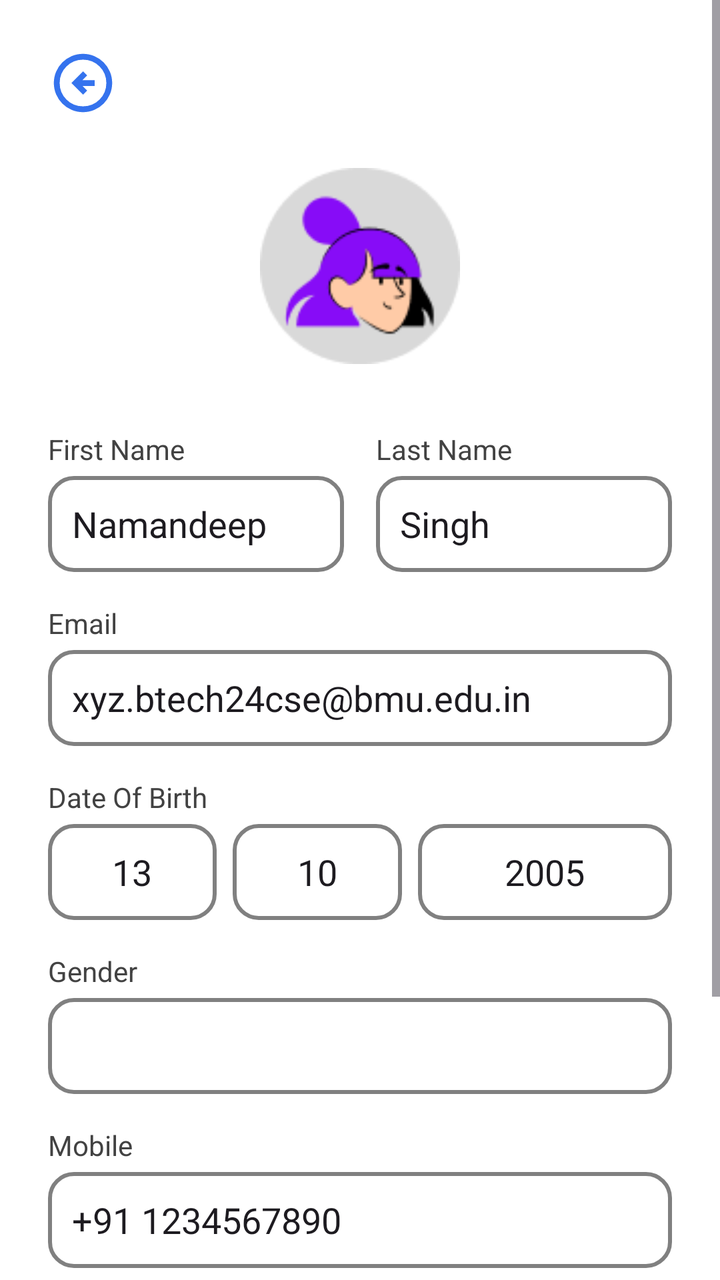
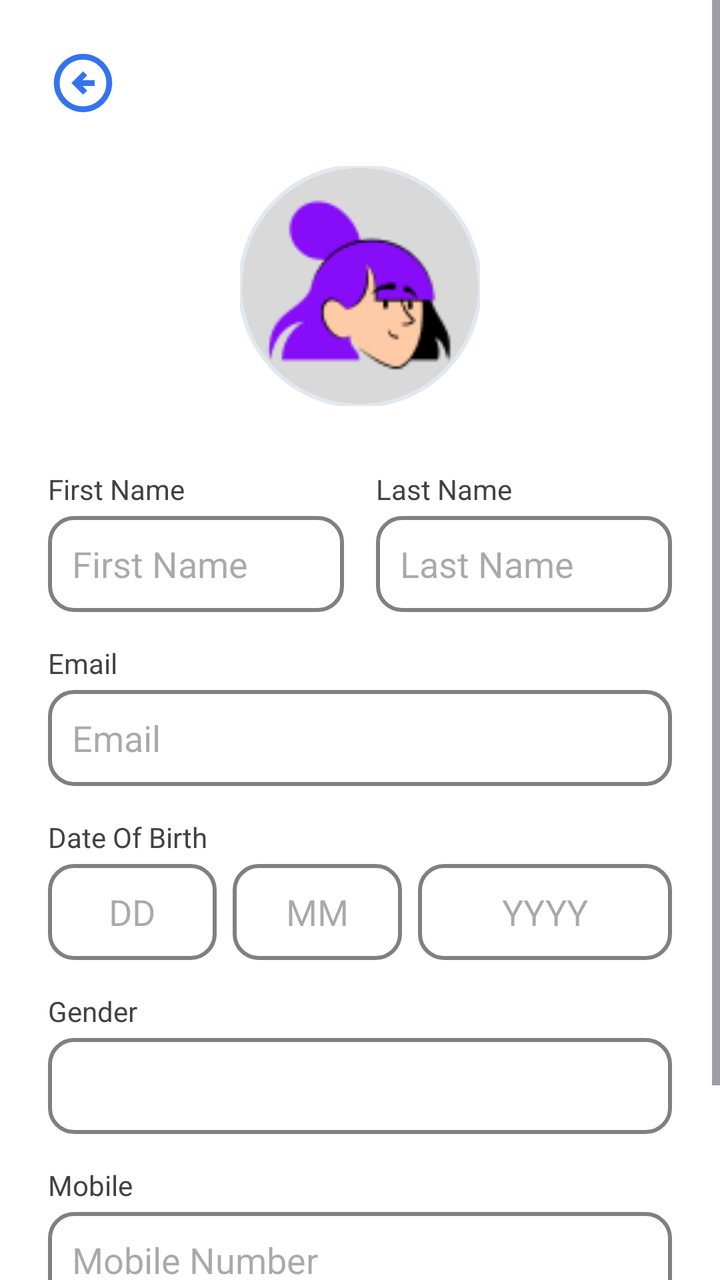

Two renders of the same Android screen: before a commit and after it. Below are the layout's source before the change and the commit's diff.
<!-- AndroidManifest.xml: application theme Theme.SwachhtaSarthi -->
<!-- res/layout/activity_profile.xml -->
<?xml version="1.0" encoding="utf-8"?>
<ScrollView xmlns:android="http://schemas.android.com/apk/res/android"
    xmlns:app="http://schemas.android.com/apk/res-auto"
    android:layout_width="match_parent"
    android:layout_height="match_parent"
    android:background="#FFFFFF"
    android:fillViewport="true">

    <LinearLayout
        android:layout_width="match_parent"
        android:layout_height="wrap_content"
        android:orientation="vertical"
        android:padding="24dp">

        <ImageView
            android:layout_width="35dp"
            android:layout_height="35dp"
            android:layout_marginBottom="24dp"
            android:src="@drawable/back_arrow"
            />

        <ImageView
            android:layout_width="100dp"
            android:layout_height="100dp"
            android:layout_gravity="center_horizontal"
            android:layout_marginBottom="32dp"
            android:src="@drawable/profile_image" />

        <LinearLayout
            android:layout_width="match_parent"
            android:layout_height="wrap_content"
            android:orientation="horizontal"
            android:baselineAligned="false"
            android:layout_marginBottom="16dp">

            <LinearLayout
                android:layout_width="0dp"
                android:layout_height="wrap_content"
                android:layout_weight="1"
                android:layout_marginEnd="8dp"
                android:orientation="vertical">

                <TextView
                    android:layout_width="wrap_content"
                    android:layout_height="wrap_content"
                    android:text="First Name"
                    android:textColor="#424242"
                    android:layout_marginBottom="4dp"/>

                <EditText
                    android:layout_width="match_parent"
                    android:layout_height="48dp"
                    android:background="@drawable/border_grey"
                    android:paddingHorizontal="12dp"
                    android:inputType="textPersonName"
                    android:text="Namandeep" />
            </LinearLayout>

            <LinearLayout
                android:layout_width="0dp"
                android:layout_height="wrap_content"
                android:layout_weight="1"
                android:layout_marginStart="8dp"
                android:orientation="vertical">

                <TextView
                    android:layout_width="wrap_content"
                    android:layout_height="wrap_content"
                    android:text="Last Name"
                    android:textColor="#424242"
                    android:layout_marginBottom="4dp"/>

                <EditText
                    android:layout_width="match_parent"
                    android:layout_height="48dp"
                    android:background="@drawable/border_grey"
                    android:paddingHorizontal="12dp"
                    android:inputType="textPersonName"
                    android:text="Singh" />
            </LinearLayout>
        </LinearLayout>

        <TextView
            android:layout_width="wrap_content"
            android:layout_height="wrap_content"
            android:text="Email"
            android:textColor="#424242"
            android:layout_marginBottom="4dp"/>

        <EditText
            android:layout_width="match_parent"
            android:layout_height="48dp"
            android:background="@drawable/border_grey"
            android:paddingHorizontal="12dp"
            android:inputType="textEmailAddress"
            android:layout_marginBottom="16dp"
            android:text="xyz.btech24cse@bmu.edu.in" />

        <TextView
            android:layout_width="wrap_content"
            android:layout_height="wrap_content"
            android:text="Date Of Birth"
            android:textColor="#424242"
            android:layout_marginBottom="4dp"/>

        <LinearLayout
            android:layout_width="match_parent"
            android:layout_height="wrap_content"
            android:orientation="horizontal"
            android:layout_marginBottom="16dp">

            <EditText
                android:layout_width="0dp"
                android:layout_height="48dp"
                android:layout_weight="1"
                android:background="@drawable/border_grey"
                android:gravity="center"
                android:inputType="number"
                android:maxLength="2"
                android:text="13" />

            <EditText
                android:layout_width="0dp"
                android:layout_height="48dp"
                android:layout_weight="1"
                android:background="@drawable/border_grey"
                android:layout_marginHorizontal="8dp"
                android:gravity="center"
                android:inputType="number"
                android:maxLength="2"
                android:text="10" />

            <EditText
                android:layout_width="0dp"
                android:layout_height="48dp"
                android:layout_weight="1.5"
                android:background="@drawable/border_grey"
                android:gravity="center"
                android:inputType="number"
                android:maxLength="4"
                android:text="2005" />
        </LinearLayout>

        <TextView
            android:layout_width="wrap_content"
            android:layout_height="wrap_content"
            android:text="Gender"
            android:textColor="#424242"
            android:layout_marginBottom="4dp"/>

        <Spinner
            android:layout_width="match_parent"
            android:layout_height="48dp"
            android:background="@drawable/border_grey"
            android:layout_marginBottom="16dp" />

        <TextView
            android:layout_width="wrap_content"
            android:layout_height="wrap_content"
            android:text="Mobile"
            android:textColor="#424242"
            android:layout_marginBottom="4dp"/>

        <EditText
            android:layout_width="match_parent"
            android:layout_height="48dp"
            android:background="@drawable/border_grey"
            android:paddingHorizontal="12dp"
            android:inputType="phone"
            android:layout_marginBottom="16dp"
            android:text="+91 1234567890" />

        <TextView
            android:layout_width="wrap_content"
            android:layout_height="wrap_content"
            android:text="Password"
            android:textColor="#424242"
            android:layout_marginBottom="4dp"/>

        <EditText
            android:layout_width="match_parent"
            android:layout_height="48dp"
            android:background="@drawable/border_grey"
            android:paddingHorizontal="12dp"
            android:inputType="textPassword"
            android:layout_marginBottom="32dp"
            android:text="password123" />

        <LinearLayout
            android:layout_width="match_parent"
            android:layout_height="wrap_content"
            android:orientation="horizontal">

            <com.google.android.material.button.MaterialButton
                android:layout_width="0dp"
                android:layout_height="45dp"
                android:layout_marginEnd="8dp"
                android:layout_weight="1"
                android:text="Save"
                android:textAllCaps="false"
                android:textColor="#FFFFFF"
                android:textSize="16sp"
                app:backgroundTint="#2962FF"
                app:cornerRadius="20dp" />

            <com.google.android.material.button.MaterialButton
                android:layout_width="0dp"
                android:layout_height="45dp"
                android:layout_marginStart="8dp"
                android:layout_weight="1"
                android:text="Cancel"
                android:textAllCaps="false"
                android:textColor="#FFFFFF"
                android:textSize="16sp"
                app:backgroundTint="#C33D3D"
                app:cornerRadius="20dp" />
        </LinearLayout>
    </LinearLayout>
</ScrollView>
<!-- resources referenced by this layout -->
<resources>
  <!-- drawable back_arrow (drawable) -->
  <vector xmlns:android="http://schemas.android.com/apk/res/android" android:autoMirrored="true" android:height="24dp" android:tint="#3573EE" android:viewportHeight="960" android:viewportWidth="960" android:width="24dp">
        
      <path android:fillColor="@android:color/white" android:pathData="M480,640L536,584L472,520L640,520L640,440L472,440L536,376L480,320L320,480L480,640ZM480,880Q397,880 324,848.5Q251,817 197,763Q143,709 111.5,636Q80,563 80,480Q80,397 111.5,324Q143,251 197,197Q251,143 324,111.5Q397,80 480,80Q563,80 636,111.5Q709,143 763,197Q817,251 848.5,324Q880,397 880,480Q880,563 848.5,636Q817,709 763,763Q709,817 636,848.5Q563,880 480,880ZM480,800Q614,800 707,707Q800,614 800,480Q800,346 707,253Q614,160 480,160Q346,160 253,253Q160,346 160,480Q160,614 253,707Q346,800 480,800ZM480,480Q480,480 480,480Q480,480 480,480Q480,480 480,480Q480,480 480,480Q480,480 480,480Q480,480 480,480Q480,480 480,480Q480,480 480,480Z"/>
      
  </vector>
  <!-- drawable border_grey (drawable) -->
  <?xml version="1.0" encoding="utf-8"?>
  <shape xmlns:android="http://schemas.android.com/apk/res/android">
  
      <solid android:color="@android:color/transparent"/>
  
      <stroke
          android:width="2dp"
          android:color="#808080"/>
  
      <corners android:radius="12dp"/>
  
  </shape>
  <!-- drawable profile_image: png bitmap (drawable, 4872 bytes) -->
  <style name="Theme.SwachhtaSarthi" parent="Base.Theme.SwachhtaSarthi" />
  <style name="Base.Theme.SwachhtaSarthi" parent="Theme.Material3.DayNight.NoActionBar">
          
          
      </style>
</resources>

<!-- the commit's change to res/layout/activity_profile.xml (unified diff, before → after) -->
@@ -13,18 +13,25 @@
         android:padding="24dp">
 
         <ImageView
+            android:id="@+id/ivBack"
             android:layout_width="35dp"
             android:layout_height="35dp"
             android:layout_marginBottom="24dp"
             android:src="@drawable/back_arrow"
-            />
-
-        <ImageView
-            android:layout_width="100dp"
-            android:layout_height="100dp"
+            android:clickable="true"
+            android:focusable="true" />
+
+        <com.google.android.material.imageview.ShapeableImageView
+            android:id="@+id/ivProfileImage"
+            android:layout_width="120dp"
+            android:layout_height="120dp"
             android:layout_gravity="center_horizontal"
             android:layout_marginBottom="32dp"
-            android:src="@drawable/profile_image" />
+            android:scaleType="centerCrop"
+            android:src="@drawable/profile_image"
+            app:shapeAppearanceOverlay="@style/CircleImageView"
+            app:strokeColor="#E2E8F0"
+            app:strokeWidth="2dp" />
 
         <LinearLayout
             android:layout_width="match_parent"
@@ -48,12 +55,13 @@
                     android:layout_marginBottom="4dp"/>
 
                 <EditText
+                    android:id="@+id/etFirstName"
                     android:layout_width="match_parent"
                     android:layout_height="48dp"
                     android:background="@drawable/border_grey"
                     android:paddingHorizontal="12dp"
                     android:inputType="textPersonName"
-                    android:text="Namandeep" />
+                    android:hint="First Name" />
             </LinearLayout>
 
             <LinearLayout
@@ -71,12 +79,13 @@
                     android:layout_marginBottom="4dp"/>
 
                 <EditText
+                    android:id="@+id/etLastName"
                     android:layout_width="match_parent"
                     android:layout_height="48dp"
                     android:background="@drawable/border_grey"
                     android:paddingHorizontal="12dp"
                     android:inputType="textPersonName"
-                    android:text="Singh" />
+                    android:hint="Last Name" />
             </LinearLayout>
         </LinearLayout>
 
@@ -88,13 +97,15 @@
             android:layout_marginBottom="4dp"/>
 
         <EditText
+            android:id="@+id/etEmail"
             android:layout_width="match_parent"
             android:layout_height="48dp"
             android:background="@drawable/border_grey"
             android:paddingHorizontal="12dp"
             android:inputType="textEmailAddress"
             android:layout_marginBottom="16dp"
-            android:text="xyz.btech24cse@bmu.edu.in" />
+            android:enabled="false"
+            android:hint="Email" />
 
         <TextView
             android:layout_width="wrap_content"
@@ -110,6 +121,7 @@
             android:layout_marginBottom="16dp">
 
             <EditText
+                android:id="@+id/etDobDay"
                 android:layout_width="0dp"
                 android:layout_height="48dp"
                 android:layout_weight="1"
@@ -117,9 +129,10 @@
                 android:gravity="center"
                 android:inputType="number"
                 android:maxLength="2"
-                android:text="13" />
+                android:hint="DD" />
 
             <EditText
+                android:id="@+id/etDobMonth"
                 android:layout_width="0dp"
                 android:layout_height="48dp"
                 android:layout_weight="1"
@@ -128,9 +141,10 @@
                 android:gravity="center"
                 android:inputType="number"
                 android:maxLength="2"
-                android:text="10" />
+                android:hint="MM" />
 
             <EditText
+                android:id="@+id/etDobYear"
                 android:layout_width="0dp"
                 android:layout_height="48dp"
                 android:layout_weight="1.5"
@@ -138,7 +152,7 @@
                 android:gravity="center"
                 android:inputType="number"
                 android:maxLength="4"
-                android:text="2005" />
+                android:hint="YYYY" />
         </LinearLayout>
 
         <TextView
@@ -149,6 +163,7 @@
             android:layout_marginBottom="4dp"/>
 
         <Spinner
+            android:id="@+id/spGender"
             android:layout_width="match_parent"
             android:layout_height="48dp"
             android:background="@drawable/border_grey"
@@ -162,29 +177,14 @@
             android:layout_marginBottom="4dp"/>
 
         <EditText
+            android:id="@+id/etMobile"
             android:layout_width="match_parent"
             android:layout_height="48dp"
             android:background="@drawable/border_grey"
             android:paddingHorizontal="12dp"
             android:inputType="phone"
-            android:layout_marginBottom="16dp"
-            android:text="+91 1234567890" />
-
-        <TextView
-            android:layout_width="wrap_content"
-            android:layout_height="wrap_content"
-            android:text="Password"
-            android:textColor="#424242"
-            android:layout_marginBottom="4dp"/>
-
-        <EditText
-            android:layout_width="match_parent"
-            android:layout_height="48dp"
-            android:background="@drawable/border_grey"
-            android:paddingHorizontal="12dp"
-            android:inputType="textPassword"
             android:layout_marginBottom="32dp"
-            android:text="password123" />
+            android:hint="Mobile Number" />
 
         <LinearLayout
             android:layout_width="match_parent"
@@ -192,6 +192,7 @@
             android:orientation="horizontal">
 
             <com.google.android.material.button.MaterialButton
+                android:id="@+id/btnSave"
                 android:layout_width="0dp"
                 android:layout_height="45dp"
                 android:layout_marginEnd="8dp"
@@ -204,6 +205,7 @@
                 app:cornerRadius="20dp" />
 
             <com.google.android.material.button.MaterialButton
+                android:id="@+id/btnCancel"
                 android:layout_width="0dp"
                 android:layout_height="45dp"
                 android:layout_marginStart="8dp"
<!-- resource entries referenced after the edit -->
@@ -20,10 +20,18 @@
   
   </shape>
   <!-- drawable profile_image: png bitmap (drawable, 4872 bytes) -->
+  <style name="CircleImageView" parent="">
+          <item name="cornerSize">50%</item>
+      </style>
   <style name="Theme.SwachhtaSarthi" parent="Base.Theme.SwachhtaSarthi" />
   <style name="Base.Theme.SwachhtaSarthi" parent="Theme.Material3.DayNight.NoActionBar">
           
+          <item name="android:statusBarColor">#FFFFFF</item>
+          <item name="android:navigationBarColor">#FFFFFF</item>
+  
           
+          <item name="android:windowLightStatusBar">true</item>
+          <item name="android:windowLightNavigationBar">true</item>
       </style>
 </resources>
 
